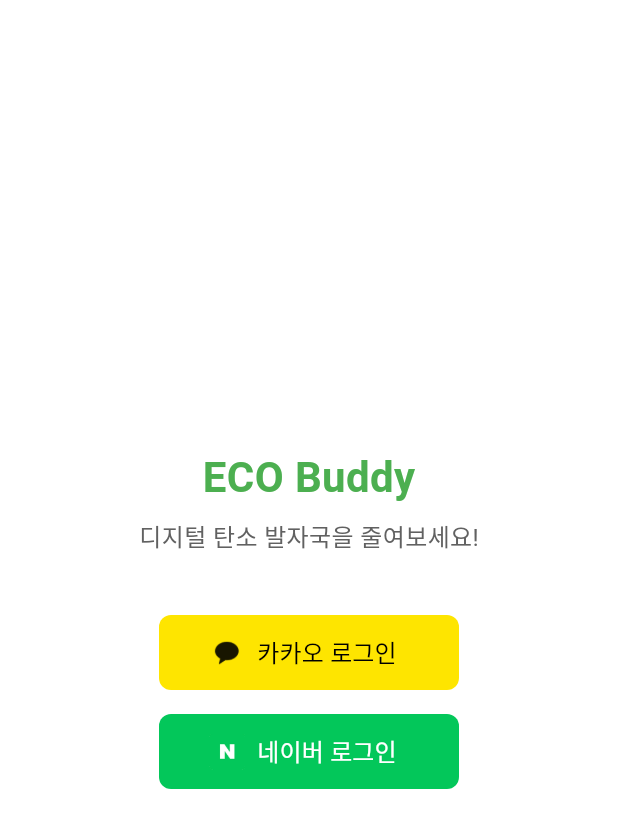
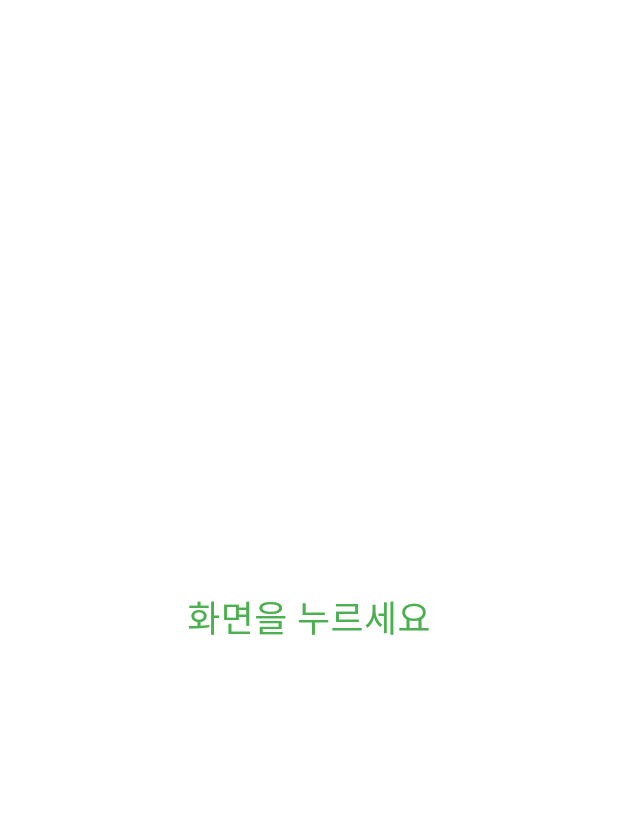
Before and after one commit to Eco-Buddy/Eco-Buddy-FE, a Flutter app: the screen it shows after launch, on a phone screen of 412 x 824 dp. Shown: the top 828 px of the screen. Run offline on Flutter 3.47's test engine with Material 3 defaults, Android fonts, the phone set to English and light mode, and no system bars; our stand-ins replace fl_chart, flutter_secure_storage, webview_flutter; missing offline and left inert: webview_windows.

```diff
--- a/lib/main.dart
+++ b/lib/main.dart
@@ -1,11 +1,9 @@
 import 'package:flutter/material.dart';
-import 'package:webview_flutter/webview_flutter.dart';
-import 'dart:convert';
-import 'package:http/http.dart' as http;
-import 'screen/main/main_page.dart'; // MainPage import
-import 'screen/login/login_page.dart'; // LoginPage import
+import 'screen/start/start_page.dart'; // StartPage import
 
-void main() => runApp(MyApp());
+void main() {
+  runApp(const MyApp());
+}
 
 class MyApp extends StatelessWidget {
   const MyApp({Key? key}) : super(key: key);
@@ -14,44 +12,14 @@ class MyApp extends StatelessWidget {
   Widget build(BuildContext context) {
     return MaterialApp(
       debugShowCheckedModeBanner: false,
-      // 디버그 배너 제거
       title: 'Eco Buddy',
       theme: ThemeData(
         primarySwatch: Colors.green,
       ),
-      initialRoute: '/login',
-      // 기본 라우트를 로그인 페이지로 설정
+      initialRoute: '/start', // StartPage를 초기 라우트로 설정
       routes: {
-        '/login': (context) => const LoginPage(), // 로그인 페이지
-        '/main': (context) => const MainPage(), // 메인 페이지 (하단 바 포함)
+        '/start': (context) => const StartPage(), // StartPage
       },
     );
   }
-
-  // Redirect URI 핸들링
-  void _handleRedirectUri(String url, {required bool isNaver}) async {
-    setState(() {
-      _isWebViewVisible = false;
-    });
-
-    final response = await http.post(Uri.parse(url));
-    if (response.statusCode == 200) {
-      final data = jsonDecode(response.body);
-
-      setState(() {
-        if (isNaver) {
-          naverUserId = data['id'];
-          naverAccessToken = data['access_token'];
-        } else {
-          kakaoUserId = data['id'];
-          kakaoAccessToken = data['access_token'];
-        }
-      });
-
-      print('User ID: ${isNaver ? naverUserId : kakaoUserId}');
-      print('Access Token: ${isNaver ? naverAccessToken : kakaoAccessToken}');
-    } else {
-      print('로그인 완료 후 토큰 데이터 요청 실패');
-    }
-  }
 }
--- /dev/null
+++ b/lib/screen/start/start_page.dart
@@ -0,0 +1,57 @@
+import 'package:flutter/material.dart';
+import 'package:flutter_secure_storage/flutter_secure_storage.dart'; // 보안 저장소
+
+class StartPage extends StatefulWidget {
+  const StartPage({Key? key}) : super(key: key);
+
+  @override
+  _StartPageState createState() => _StartPageState();
+}
+
+class _StartPageState extends State<StartPage> {
+  final FlutterSecureStorage _secureStorage = FlutterSecureStorage(); // 보안 저장소 인스턴스
+  bool _showTapMessage = false; // "화면을 누르세요" 메시지 표시 여부
+
+  @override
+  void initState() {
+    super.initState();
+    _initStartPage();
+  }
+
+  // 1초 뒤에 "화면을 누르세요" 메시지 표시
+  Future<void> _initStartPage() async {
+    await Future.delayed(const Duration(seconds: 1)); // 1초 대기
+    setState(() {
+      _showTapMessage = true; // 메시지 표시
+    });
+  }
+
+  // 로그인 기록 확인 및 페이지 이동
+  Future<void> _navigateBasedOnLoginStatus() async {
+    final isLoggedIn = await _secureStorage.read(key: 'isLoggedIn'); // 보안 저장소에서 로그인 상태 확인
+
+    if (isLoggedIn == 'true') {
+      Navigator.pushReplacementNamed(context, '/main'); // MainPage로 이동
+    } else {
+      Navigator.pushReplacementNamed(context, '/login'); // LoginPage로 이동
+    }
+  }
+
+  @override
+  Widget build(BuildContext context) {
+    return Scaffold(
+      backgroundColor: Colors.white,
+      body: GestureDetector(
+        onTap: () => _navigateBasedOnLoginStatus(), // 화면 터치 시 페이지 이동
+        child: Center(
+          child: _showTapMessage
+              ? const Text(
+            '화면을 누르세요',
+            style: TextStyle(fontSize: 24, color: Colors.green),
+          )
+              : const CircularProgressIndicator(), // 대기 중 로딩 인디케이터
+        ),
+      ),
+    );
+  }
+}
```
Also changed, not shown: lib/screen/login/login_page.dart (+148 -13 lines), pubspec.yaml (+5 -73 lines), assets/kakao_login_btn.png (deleted), assets/naver_login_btn.png (deleted), pubspec.lock, 2 other files.
